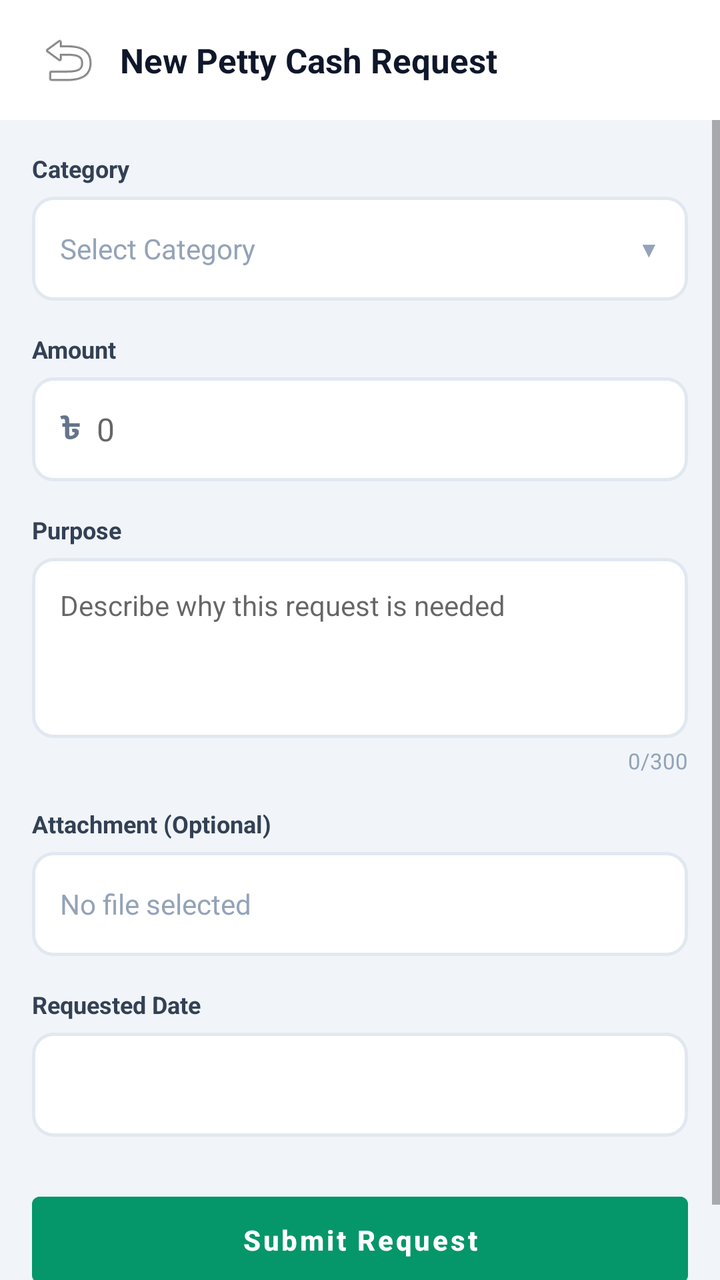
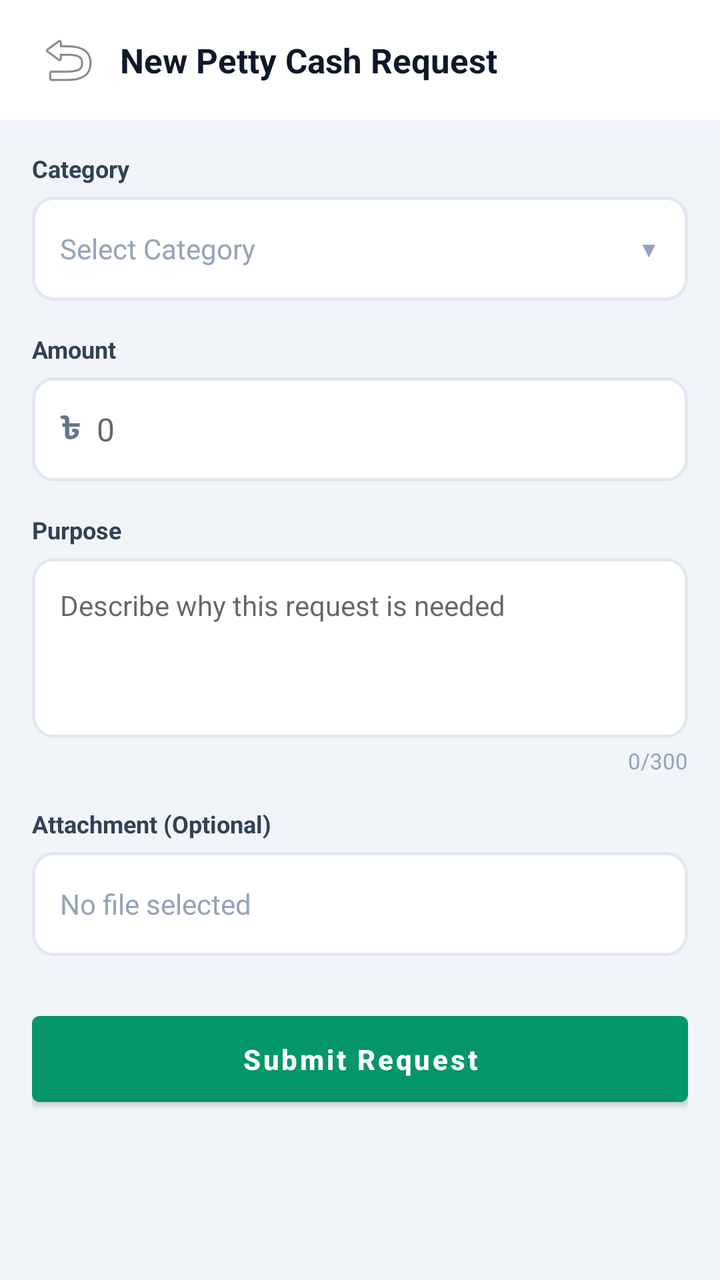

An Android layout rendered at two revisions. The XML below is the earlier revision; the diff shows what the commit changed to produce the second picture.
<!-- AndroidManifest.xml: application theme Theme.DataBridge -->
<!-- res/layout/fragment_petty_cash_request_create.xml -->
<?xml version="1.0" encoding="utf-8"?>
<FrameLayout
    xmlns:android="http://schemas.android.com/apk/res/android"
    xmlns:app="http://schemas.android.com/apk/res-auto"
    android:layout_width="match_parent"
    android:layout_height="match_parent"
    android:background="#F1F5F9">

    <LinearLayout
        android:layout_width="match_parent"
        android:layout_height="match_parent"
        android:orientation="vertical">

        
        <LinearLayout
            android:layout_width="match_parent"
            android:layout_height="wrap_content"
            android:orientation="horizontal"
            android:gravity="center_vertical"
            android:paddingHorizontal="16dp"
            android:paddingVertical="12dp"
            android:background="#FFFFFF">

            <ImageButton
                android:id="@+id/btnPcRequestCreateBack"
                android:layout_width="36dp"
                android:layout_height="36dp"
                android:src="@android:drawable/ic_menu_revert"
                android:background="?attr/selectableItemBackgroundBorderless"
                android:contentDescription="Back" />

            <TextView
                android:id="@+id/tvPcRequestCreateTitle"
                android:layout_width="0dp"
                android:layout_weight="1"
                android:layout_height="wrap_content"
                android:text="New Petty Cash Request"
                android:textSize="17sp"
                android:textStyle="bold"
                android:textColor="#0F172A"
                android:layout_marginStart="8dp" />
        </LinearLayout>

        <ScrollView
            android:layout_width="match_parent"
            android:layout_height="0dp"
            android:layout_weight="1"
            android:fillViewport="true"
            android:clipToPadding="false"
            android:paddingBottom="16dp">

            <LinearLayout
                android:layout_width="match_parent"
                android:layout_height="wrap_content"
                android:orientation="vertical"
                android:padding="16dp">

                
                <TextView
                    android:layout_width="wrap_content"
                    android:layout_height="wrap_content"
                    android:text="Category"
                    android:textSize="12sp"
                    android:textStyle="bold"
                    android:textColor="#334155" />

                <LinearLayout
                    android:id="@+id/layoutPcRequestCategory"
                    android:layout_width="match_parent"
                    android:layout_height="52dp"
                    android:orientation="horizontal"
                    android:gravity="center_vertical"
                    android:layout_marginTop="6dp"
                    android:background="@drawable/bg_pc_input"
                    android:paddingHorizontal="14dp"
                    android:clickable="true"
                    android:focusable="true">

                    <TextView
                        android:id="@+id/tvPcRequestCategorySelected"
                        android:layout_width="0dp"
                        android:layout_weight="1"
                        android:layout_height="wrap_content"
                        android:text="Select Category"
                        android:textSize="14sp"
                        android:textColor="#94A3B8" />

                    <TextView
                        android:layout_width="wrap_content"
                        android:layout_height="wrap_content"
                        android:text="\u25BC"
                        android:textSize="11sp"
                        android:textColor="#94A3B8" />
                </LinearLayout>

                
                <LinearLayout
                    android:id="@+id/groupPcRequestConsignment"
                    android:layout_width="match_parent"
                    android:layout_height="wrap_content"
                    android:orientation="vertical"
                    android:visibility="gone">

                    <TextView
                        android:layout_width="wrap_content"
                        android:layout_height="wrap_content"
                        android:text="Consignment ID"
                        android:textSize="12sp"
                        android:textStyle="bold"
                        android:textColor="#334155"
                        android:layout_marginTop="16dp" />

                    <EditText
                        android:id="@+id/etPcRequestConsignmentId"
                        android:layout_width="match_parent"
                        android:layout_height="52dp"
                        android:layout_marginTop="6dp"
                        android:background="@drawable/bg_pc_input"
                        android:hint="Enter consignment ID"
                        android:textSize="14sp"
                        android:textColor="#0F172A"
                        android:paddingHorizontal="14dp"
                        android:maxLines="1"
                        android:inputType="text" />
                </LinearLayout>

                
                <LinearLayout
                    android:id="@+id/groupPcRequestStore"
                    android:layout_width="match_parent"
                    android:layout_height="wrap_content"
                    android:orientation="vertical"
                    android:visibility="gone">

                    <TextView
                        android:layout_width="wrap_content"
                        android:layout_height="wrap_content"
                        android:text="Store"
                        android:textSize="12sp"
                        android:textStyle="bold"
                        android:textColor="#334155"
                        android:layout_marginTop="16dp" />

                    <LinearLayout
                        android:id="@+id/layoutPcRequestStore"
                        android:layout_width="match_parent"
                        android:layout_height="52dp"
                        android:orientation="horizontal"
                        android:gravity="center_vertical"
                        android:layout_marginTop="6dp"
                        android:background="@drawable/bg_pc_input"
                        android:paddingHorizontal="14dp"
                        android:clickable="true"
                        android:focusable="true">

                        <TextView
                            android:id="@+id/tvPcRequestStoreSelected"
                            android:layout_width="0dp"
                            android:layout_weight="1"
                            android:layout_height="wrap_content"
                            android:text="Select Store"
                            android:textSize="14sp"
                            android:textColor="#94A3B8" />

                        <TextView
                            android:layout_width="wrap_content"
                            android:layout_height="wrap_content"
                            android:text="\u25BC"
                            android:textSize="11sp"
                            android:textColor="#94A3B8" />
                    </LinearLayout>
                </LinearLayout>

                
                <TextView
                    android:layout_width="wrap_content"
                    android:layout_height="wrap_content"
                    android:text="Amount"
                    android:textSize="12sp"
                    android:textStyle="bold"
                    android:textColor="#334155"
                    android:layout_marginTop="16dp" />

                <LinearLayout
                    android:layout_width="match_parent"
                    android:layout_height="wrap_content"
                    android:orientation="horizontal"
                    android:gravity="center_vertical"
                    android:layout_marginTop="6dp"
                    android:background="@drawable/bg_pc_input"
                    android:paddingHorizontal="14dp">

                    <TextView
                        android:layout_width="wrap_content"
                        android:layout_height="wrap_content"
                        android:text="\u09F3"
                        android:textSize="16sp"
                        android:textStyle="bold"
                        android:textColor="#64748B" />

                    <EditText
                        android:id="@+id/etPcRequestAmount"
                        android:layout_width="0dp"
                        android:layout_weight="1"
                        android:layout_height="52dp"
                        android:background="@android:color/transparent"
                        android:inputType="numberDecimal"
                        android:hint="0"
                        android:textSize="16sp"
                        android:textColor="#0F172A"
                        android:paddingStart="8dp"
                        android:maxLines="1" />
                </LinearLayout>

                
                <TextView
                    android:layout_width="wrap_content"
                    android:layout_height="wrap_content"
                    android:text="Purpose"
                    android:textSize="12sp"
                    android:textStyle="bold"
                    android:textColor="#334155"
                    android:layout_marginTop="16dp" />

                <EditText
                    android:id="@+id/etPcRequestPurpose"
                    android:layout_width="match_parent"
                    android:layout_height="90dp"
                    android:layout_marginTop="6dp"
                    android:background="@drawable/bg_pc_input"
                    android:hint="Describe why this request is needed"
                    android:textSize="14sp"
                    android:textColor="#0F172A"
                    android:padding="14dp"
                    android:gravity="top"
                    android:maxLength="300"
                    android:inputType="textMultiLine" />

                <TextView
                    android:id="@+id/tvPcRequestPurposeCount"
                    android:layout_width="wrap_content"
                    android:layout_height="wrap_content"
                    android:layout_gravity="end"
                    android:layout_marginTop="4dp"
                    android:text="0/300"
                    android:textSize="11sp"
                    android:textColor="#94A3B8" />

                
                <TextView
                    android:layout_width="wrap_content"
                    android:layout_height="wrap_content"
                    android:text="Attachment (Optional)"
                    android:textSize="12sp"
                    android:textStyle="bold"
                    android:textColor="#334155"
                    android:layout_marginTop="16dp" />

                <LinearLayout
                    android:id="@+id/layoutPcRequestAttachment"
                    android:layout_width="match_parent"
                    android:layout_height="52dp"
                    android:orientation="horizontal"
                    android:gravity="center_vertical"
                    android:layout_marginTop="6dp"
                    android:background="@drawable/bg_pc_input"
                    android:paddingHorizontal="14dp"
                    android:clickable="true"
                    android:focusable="true">

                    <TextView
                        android:id="@+id/tvPcRequestAttachmentName"
                        android:layout_width="0dp"
                        android:layout_weight="1"
                        android:layout_height="wrap_content"
                        android:text="No file selected"
                        android:textSize="14sp"
                        android:textColor="#94A3B8" />

                    <TextView
                        android:layout_width="wrap_content"
                        android:layout_height="wrap_content"
                        android:text="\uD83D\uDCCE"
                        android:textSize="16sp" />
                </LinearLayout>

                
                <TextView
                    android:layout_width="wrap_content"
                    android:layout_height="wrap_content"
                    android:text="Requested Date"
                    android:textSize="12sp"
                    android:textStyle="bold"
                    android:textColor="#334155"
                    android:layout_marginTop="16dp" />

                <LinearLayout
                    android:id="@+id/layoutPcRequestDate"
                    android:layout_width="match_parent"
                    android:layout_height="52dp"
                    android:orientation="horizontal"
                    android:gravity="center_vertical"
                    android:layout_marginTop="6dp"
                    android:background="@drawable/bg_pc_input"
                    android:paddingHorizontal="14dp"
                    android:clickable="true"
                    android:focusable="true">

                    <TextView
                        android:id="@+id/tvPcRequestDateSelected"
                        android:layout_width="0dp"
                        android:layout_weight="1"
                        android:layout_height="wrap_content"
                        android:textSize="14sp"
                        android:textColor="#0F172A" />

                    <TextView
                        android:layout_width="wrap_content"
                        android:layout_height="wrap_content"
                        android:text="\uD83D\uDCC5"
                        android:textSize="14sp" />
                </LinearLayout>

                
                <Button
                    android:id="@+id/btnPcRequestSubmit"
                    android:layout_width="match_parent"
                    android:layout_height="wrap_content"
                    android:layout_marginTop="24dp"
                    android:text="Submit Request"
                    android:textAllCaps="false"
                    android:textStyle="bold"
                    android:textColor="#FFFFFF"
                    android:backgroundTint="#059669"
                    android:paddingVertical="12dp" />

            </LinearLayout>
        </ScrollView>
    </LinearLayout>
</FrameLayout>
<!-- resources referenced by this layout -->
<resources>
  <!-- drawable bg_pc_input (drawable) -->
  <?xml version="1.0" encoding="utf-8"?>
  <shape xmlns:android="http://schemas.android.com/apk/res/android"
      android:shape="rectangle">
      <solid android:color="#FFFFFF" />
      <stroke android:width="1.5dp" android:color="#E2E8F0" />
      <corners android:radius="10dp" />
  </shape>
  <style name="Theme.DataBridge" parent="Theme.MaterialComponents.DayNight.NoActionBar">
      <item name="colorPrimary">#00d4ff</item>
      <item name="colorPrimaryVariant">#16213e</item>
      <item name="colorOnPrimary">#ffffff</item>
      <item name="colorSecondary">#00d4ff</item>
      <item name="android:statusBarColor">#1a1a2e</item>
  </style>
</resources>

<!-- the commit's change to res/layout/fragment_petty_cash_request_create.xml (unified diff, before → after) -->
@@ -285,43 +285,6 @@
                 </LinearLayout>
 
                 
-                <TextView
-                    android:layout_width="wrap_content"
-                    android:layout_height="wrap_content"
-                    android:text="Requested Date"
-                    android:textSize="12sp"
-                    android:textStyle="bold"
-                    android:textColor="#334155"
-                    android:layout_marginTop="16dp" />
-
-                <LinearLayout
-                    android:id="@+id/layoutPcRequestDate"
-                    android:layout_width="match_parent"
-                    android:layout_height="52dp"
-                    android:orientation="horizontal"
-                    android:gravity="center_vertical"
-                    android:layout_marginTop="6dp"
-                    android:background="@drawable/bg_pc_input"
-                    android:paddingHorizontal="14dp"
-                    android:clickable="true"
-                    android:focusable="true">
-
-                    <TextView
-                        android:id="@+id/tvPcRequestDateSelected"
-                        android:layout_width="0dp"
-                        android:layout_weight="1"
-                        android:layout_height="wrap_content"
-                        android:textSize="14sp"
-                        android:textColor="#0F172A" />
-
-                    <TextView
-                        android:layout_width="wrap_content"
-                        android:layout_height="wrap_content"
-                        android:text="\uD83D\uDCC5"
-                        android:textSize="14sp" />
-                </LinearLayout>
-
-                
                 <Button
                     android:id="@+id/btnPcRequestSubmit"
                     android:layout_width="match_parent"
